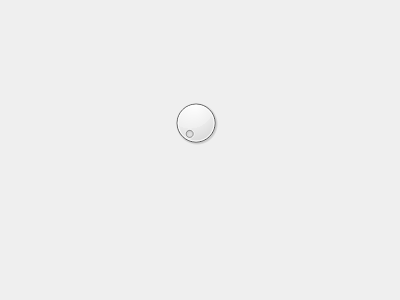
The window that mainwindow.ui (december0123/dzwiekspert) describes before a commit, drawn with Qt 5.
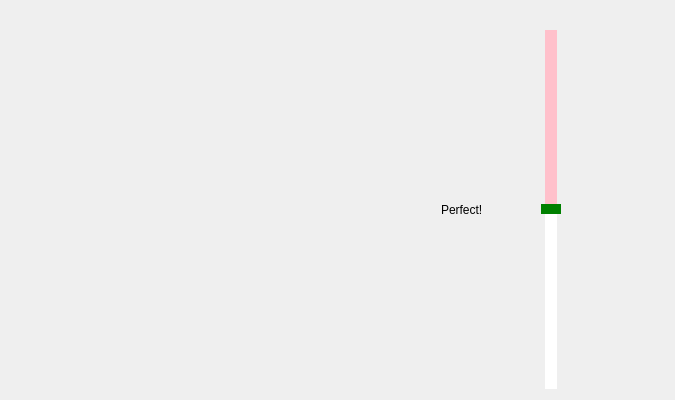
The same window after the commit. The open tabs and pages were chosen to show the change.

Commit message: Slider fun begins

Patch:
```diff
--- a/mainwindow.ui
+++ b/mainwindow.ui
@@ -6,15 +6,15 @@
    <rect>
     <x>0</x>
     <y>0</y>
-    <width>400</width>
-    <height>300</height>
+    <width>675</width>
+    <height>400</height>
    </rect>
   </property>
   <property name="windowTitle">
    <string>MainWindow</string>
   </property>
   <widget class="QWidget" name="centralWidget">
-   <layout class="QHBoxLayout" name="horizontalLayout_2">
+   <layout class="QVBoxLayout" name="verticalLayout_3">
     <item>
      <widget class="QStackedWidget" name="views">
       <widget class="QWidget" name="menu">
@@ -35,15 +35,58 @@
         </item>
        </layout>
       </widget>
-      <widget class="QWidget" name="page_2">
-       <widget class="QDial" name="dial">
+      <widget class="QWidget" name="chords">
+       <widget class="QLabel" name="note">
         <property name="geometry">
          <rect>
-          <x>160</x>
-          <y>80</y>
-          <width>50</width>
-          <height>64</height>
+          <x>430</x>
+          <y>190</y>
+          <width>58</width>
+          <height>17</height>
          </rect>
+        </property>
+        <property name="text">
+         <string>Perfect!</string>
+        </property>
+       </widget>
+       <widget class="QSlider" name="freq_indicator">
+        <property name="geometry">
+         <rect>
+          <x>530</x>
+          <y>19</y>
+          <width>20</width>
+          <height>361</height>
+         </rect>
+        </property>
+        <property name="styleSheet">
+         <string notr="true">QSlider::groove:vertical {
+    background: red;
+    position: absolute; /* absolutely position 4px from the left and right of the widget. setting margins on the widget should work too... */
+    left: 4px; right: 4px;
+}
+
+QSlider::handle:vertical {
+    height: 10px;
+    background: green;
+    margin: 0 -4px; /* expand outside the groove */
+}
+
+QSlider::add-page:vertical {
+    background: white;
+}
+
+QSlider::sub-page:vertical {
+    background: pink;
+}</string>
+        </property>
+        <property name="value">
+         <number>50</number>
+        </property>
+        <property name="orientation">
+         <enum>Qt::Vertical</enum>
+        </property>
+        <property name="tickPosition">
+         <enum>QSlider::TicksBothSides</enum>
         </property>
        </widget>
       </widget>
```
Left out of the diff: 5 changed lines with no effect on the pictures. The commit also changes 3 other files.
